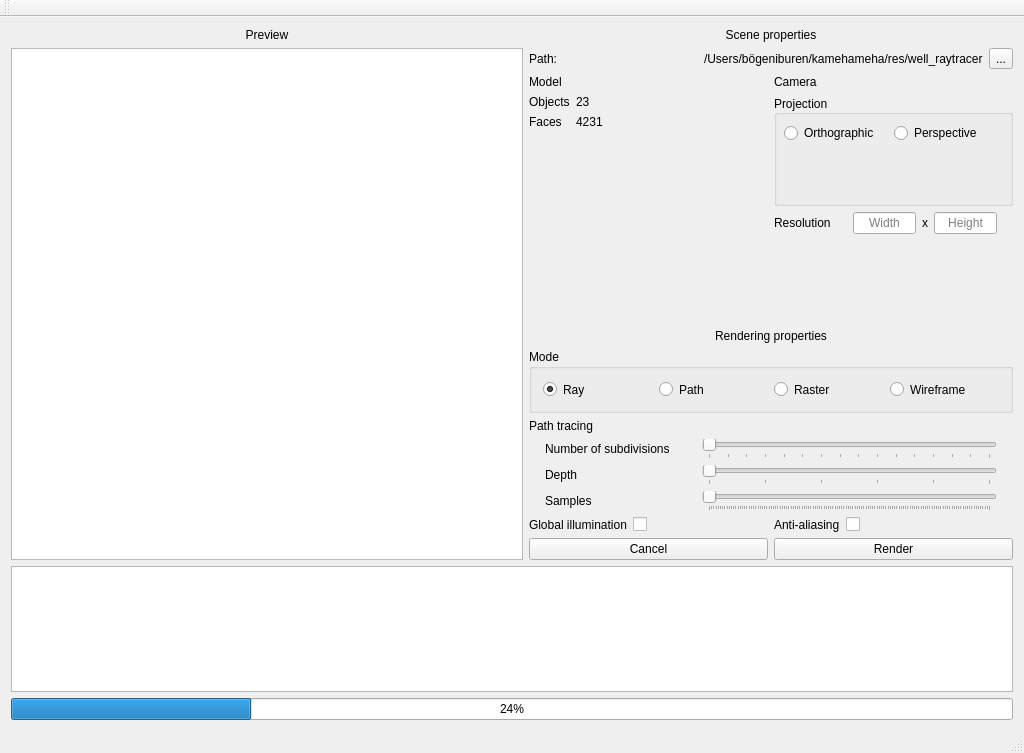
First picture: the form in mainwindow.ui, repository miht/Kamehameha, before the edit.
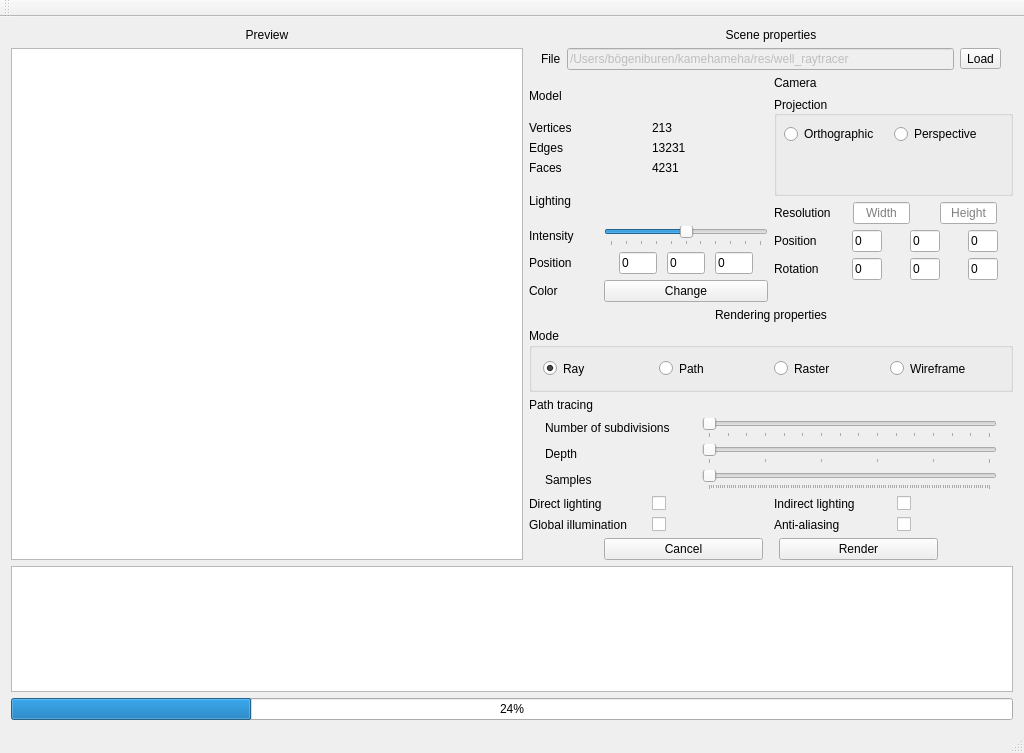
Second picture: the form after the edit.

Commit message: implemented camera rotation and translation. also implemented some matrix and vector operations.

The edit to the form file:
```diff
--- a/mainwindow.ui
+++ b/mainwindow.ui
@@ -81,15 +81,24 @@
           </item>
           <item>
            <layout class="QHBoxLayout" name="fileLayout">
+            <property name="leftMargin">
+             <number>12</number>
+            </property>
+            <property name="rightMargin">
+             <number>12</number>
+            </property>
             <item>
              <widget class="QLabel" name="label_12">
               <property name="text">
-               <string>Path:</string>
+               <string>File</string>
               </property>
              </widget>
             </item>
             <item>
-             <widget class="QLabel" name="label_13">
+             <widget class="QLineEdit" name="lineEdit">
+              <property name="enabled">
+               <bool>false</bool>
+              </property>
               <property name="text">
                <string>/Users/bögeniburen/kamehameha/res/well_raytracer</string>
               </property>
@@ -98,7 +107,7 @@
             <item>
              <widget class="QToolButton" name="toolButton">
               <property name="text">
-               <string>...</string>
+               <string>Load</string>
               </property>
              </widget>
             </item>
@@ -107,7 +116,7 @@
           <item>
            <layout class="QHBoxLayout" name="horizontalLayout_6" stretch="1,1">
             <item>
-             <layout class="QVBoxLayout" name="info_camera" stretch="0,1">
+             <layout class="QVBoxLayout" name="infomodel" stretch="0,0,0,0">
               <item>
                <widget class="QLabel" name="label_8">
                 <property name="text">
@@ -116,35 +125,173 @@
                </widget>
               </item>
               <item>
-               <layout class="QFormLayout" name="formLayout_2">
-                <property name="labelAlignment">
-                 <set>Qt::AlignLeading|Qt::AlignLeft|Qt::AlignVCenter</set>
+               <layout class="QGridLayout" name="gridLayout_3">
+                <property name="verticalSpacing">
+                 <number>6</number>
                 </property>
+                <item row="2" column="1">
+                 <widget class="QLabel" name="label_faces">
+                  <property name="text">
+                   <string>4231</string>
+                  </property>
+                 </widget>
+                </item>
                 <item row="0" column="0">
                  <widget class="QLabel" name="label_10">
                   <property name="text">
-                   <string>Objects</string>
+                   <string>Vertices</string>
                   </property>
                  </widget>
                 </item>
-                <item row="1" column="0">
+                <item row="0" column="1">
+                 <widget class="QLabel" name="label_objects">
+                  <property name="text">
+                   <string>213</string>
+                  </property>
+                 </widget>
+                </item>
+                <item row="2" column="0">
                  <widget class="QLabel" name="label_11">
                   <property name="text">
                    <string>Faces</string>
                   </property>
                  </widget>
                 </item>
+                <item row="1" column="0">
+                 <widget class="QLabel" name="label_21">
+                  <property name="text">
+                   <string>Edges</string>
+                  </property>
+                 </widget>
+                </item>
+                <item row="1" column="1">
+                 <widget class="QLabel" name="lbl_edges">
+                  <property name="text">
+                   <string>13231</string>
+                  </property>
+                 </widget>
+                </item>
+               </layout>
+              </item>
+              <item>
+               <widget class="QLabel" name="label_24">
+                <property name="text">
+                 <string>Lighting</string>
+                </property>
+               </widget>
+              </item>
+              <item>
+               <layout class="QGridLayout" name="gridLayout_4">
+                <property name="horizontalSpacing">
+                 <number>30</number>
+                </property>
+                <item row="1" column="1">
+                 <layout class="QGridLayout" name="gridLayout_5">
+                  <property name="leftMargin">
+                   <number>15</number>
+                  </property>
+                  <property name="rightMargin">
+                   <number>15</number>
+                  </property>
+                  <property name="verticalSpacing">
+                   <number>6</number>
+                  </property>
+                  <item row="1" column="4">
+                   <widget class="QLineEdit" name="LE_lightZ">
+                    <property name="text">
+                     <string>0</string>
+                    </property>
+                   </widget>
+                  </item>
+                  <item row="1" column="3">
+                   <spacer name="horizontalSpacer">
+                    <property name="orientation">
+                     <enum>Qt::Horizontal</enum>
+                    </property>
+                    <property name="sizeHint" stdset="0">
+                     <size>
+                      <width>75</width>
+                      <height>20</height>
+                     </size>
+                    </property>
+                   </spacer>
+                  </item>
+                  <item row="1" column="2">
+                   <widget class="QLineEdit" name="LE_lightY">
+                    <property name="enabled">
+                     <bool>true</bool>
+                    </property>
+                    <property name="text">
+                     <string>0</string>
+                    </property>
+                   </widget>
+                  </item>
+                  <item row="1" column="0">
+                   <widget class="QLineEdit" name="LE_lightX">
+                    <property name="text">
+                     <string>0</string>
+                    </property>
+                   </widget>
+                  </item>
+                  <item row="1" column="1">
+                   <spacer name="horizontalSpacer_2">
+                    <property name="orientation">
+                     <enum>Qt::Horizontal</enum>
+                    </property>
+                    <property name="sizeHint" stdset="0">
+                     <size>
+                      <width>75</width>
+                      <height>20</height>
+                     </size>
+                    </property>
+                   </spacer>
+                  </item>
+                 </layout>
+                </item>
+                <item row="2" column="1">
+                 <widget class="QPushButton" name="pushButton">
+                  <property name="text">
+                   <string>Change</string>
+                  </property>
+                 </widget>
+                </item>
+                <item row="1" column="0">
+                 <widget class="QLabel" name="label_26">
+                  <property name="text">
+                   <string>Position</string>
+                  </property>
+                 </widget>
+                </item>
+                <item row="2" column="0">
+                 <widget class="QLabel" name="label_25">
+                  <property name="text">
+                   <string>Color</string>
+                  </property>
+                 </widget>
+                </item>
+                <item row="0" column="0">
+                 <widget class="QLabel" name="label_19">
+                  <property name="text">
+                   <string>Intensity</string>
+                  </property>
+                 </widget>
+                </item>
                 <item row="0" column="1">
-                 <widget class="QLabel" name="label_objects">
-                  <property name="text">
-                   <string>23</string>
+                 <widget class="QSlider" name="Slider_intensity">
+                  <property name="maximum">
+                   <number>100</number>
                   </property>
-                 </widget>
-                </item>
-                <item row="1" column="1">
-                 <widget class="QLabel" name="label_faces">
-                  <property name="text">
-                   <string>4231</string>
+                  <property name="value">
+                   <number>50</number>
+                  </property>
+                  <property name="sliderPosition">
+                   <number>50</number>
+                  </property>
+                  <property name="orientation">
+                   <enum>Qt::Horizontal</enum>
+                  </property>
+                  <property name="tickPosition">
+                   <enum>QSlider::TicksBelow</enum>
                   </property>
                  </widget>
                 </item>
@@ -246,31 +393,14 @@
                  </widget>
                 </item>
                 <item row="0" column="1">
-                 <layout class="QHBoxLayout" name="horizontalLayout_11">
+                 <layout class="QGridLayout" name="gridLayout_8">
                   <property name="leftMargin">
                    <number>16</number>
                   </property>
                   <property name="rightMargin">
                    <number>16</number>
                   </property>
-                  <item>
-                   <widget class="QLineEdit" name="lineEdit_camWidth">
-                    <property name="alignment">
-                     <set>Qt::AlignCenter</set>
-                    </property>
-                    <property name="placeholderText">
-                     <string>Width</string>
-                    </property>
-                   </widget>
-                  </item>
-                  <item>
-                   <widget class="QLabel" name="label_18">
-                    <property name="text">
-                     <string>x</string>
-                    </property>
-                   </widget>
-                  </item>
-                  <item>
+                  <item row="0" column="2">
                    <widget class="QLineEdit" name="lineEdit_camHeight">
                     <property name="alignment">
                      <set>Qt::AlignCenter</set>
@@ -280,8 +410,177 @@
                     </property>
                    </widget>
                   </item>
+                  <item row="0" column="0">
+                   <widget class="QLineEdit" name="lineEdit_camWidth">
+                    <property name="alignment">
+                     <set>Qt::AlignCenter</set>
+                    </property>
+                    <property name="placeholderText">
+                     <string>Width</string>
+                    </property>
+                   </widget>
+                  </item>
+                  <item row="0" column="1">
+                   <spacer name="horizontalSpacer_3">
+                    <property name="orientation">
+                     <enum>Qt::Horizontal</enum>
+                    </property>
+                    <property name="sizeHint" stdset="0">
+                     <size>
+                      <width>75</width>
+                      <height>20</height>
+                     </size>
+                    </property>
+                   </spacer>
+                  </item>
                  </layout>
                 </item>
+                <item row="2" column="1">
+                 <layout class="QGridLayout" name="gridLayout_7">
+                  <property name="leftMargin">
+                   <number>15</number>
+                  </property>
+                  <property name="rightMargin">
+                   <number>15</number>
+                  </property>
+                  <item row="0" column="4">
+                   <widget class="QLineEdit" name="lineEdit_rotZ">
+                    <property name="text">
+                     <string>0</string>
+                    </property>
+                    <property name="placeholderText">
+                     <string>Z</string>
+                    </property>
+                   </widget>
+                  </item>
+                  <item row="0" column="0">
+                   <widget class="QLineEdit" name="lineEdit_rotX">
+                    <property name="text">
+                     <string>0</string>
+                    </property>
+                    <property name="placeholderText">
+                     <string>X</string>
+                    </property>
+                   </widget>
+                  </item>
+                  <item row="0" column="1">
+                   <spacer name="horizontalSpacer_5">
+                    <property name="orientation">
+                     <enum>Qt::Horizontal</enum>
+                    </property>
+                    <property name="sizeHint" stdset="0">
+                     <size>
+                      <width>100</width>
+                      <height>20</height>
+                     </size>
+                    </property>
+                   </spacer>
+                  </item>
+                  <item row="0" column="2">
+                   <widget class="QLineEdit" name="lineEdit_rotY">
+                    <property name="text">
+                     <string>0</string>
+                    </property>
+                    <property name="placeholderText">
+                     <string>Y</string>
+                    </property>
+                   </widget>
+                  </item>
+                  <item row="0" column="3">
+                   <spacer name="horizontalSpacer_6">
+                    <property name="orientation">
+                     <enum>Qt::Horizontal</enum>
+                    </property>
+                    <property name="sizeHint" stdset="0">
+                     <size>
+                      <width>100</width>
+                      <height>20</height>
+                     </size>
+                    </property>
+                   </spacer>
+                  </item>
+                 </layout>
+                </item>
+                <item row="1" column="1">
+                 <layout class="QGridLayout" name="gridLayout_6">
+                  <property name="leftMargin">
+                   <number>15</number>
+                  </property>
+                  <property name="rightMargin">
+                   <number>15</number>
+                  </property>
+                  <item row="0" column="2">
+                   <widget class="QLineEdit" name="lineEdit_posY">
+                    <property name="text">
+                     <string>0</string>
+                    </property>
+                    <property name="placeholderText">
+                     <string>Y</string>
+                    </property>
+                   </widget>
+                  </item>
+                  <item row="0" column="4">
+                   <widget class="QLineEdit" name="lineEdit_posZ">
+                    <property name="text">
+                     <string>0</string>
+                    </property>
+                    <property name="placeholderText">
+                     <string>Z</string>
+                    </property>
+                   </widget>
+                  </item>
+                  <item row="0" column="1">
+                   <spacer name="horizontalSpacer_4">
+                    <property name="orientation">
+                     <enum>Qt::Horizontal</enum>
+                    </property>
+                    <property name="sizeHint" stdset="0">
+                     <size>
+                      <width>100</width>
+                      <height>20</height>
+                     </size>
+                    </property>
+                   </spacer>
+                  </item>
+                  <item row="0" column="0">
+                   <widget class="QLineEdit" name="lineEdit_posX">
+                    <property name="text">
+                     <string>0</string>
+                    </property>
+                    <property name="placeholderText">
+                     <string>X</string>
+                    </property>
+                   </widget>
+                  </item>
+                  <item row="0" column="3">
+                   <spacer name="horizontalSpacer_7">
+                    <property name="orientation">
+                     <enum>Qt::Horizontal</enum>
+                    </property>
+                    <property name="sizeHint" stdset="0">
+                     <size>
+                      <width>100</width>
+                      <height>20</height>
+                     </size>
+                    </property>
+                   </spacer>
+                  </item>
+                 </layout>
+                </item>
+                <item row="1" column="0">
+                 <widget class="QLabel" name="label_20">
+                  <property name="text">
+                   <string>Position</string>
+                  </property>
+                 </widget>
+                </item>
+                <item row="2" column="0">
+                 <widget class="QLabel" name="label_23">
+                  <property name="text">
+                   <string>Rotation</string>
+                  </property>
+                 </widget>
+                </item>
                </layout>
               </item>
              </layout>
@@ -522,19 +821,16 @@
           <item>
            <layout class="QGridLayout" name="gridLayout_2">
             <item row="0" column="0">
-             <layout class="QFormLayout" name="formLayout_3">
-              <property name="formAlignment">
-               <set>Qt::AlignCenter</set>
-              </property>
-              <item row="0" column="0">
-               <widget class="QLabel" name="label_15">
+             <layout class="QGridLayout" name="gridLayout_11">
+              <item row="1" column="0">
+               <widget class="QLabel" name="label_16">
                 <property name="text">
-                 <string>Global illumination</string>
+                 <string>Direct lighting</string>
                 </property>
                </widget>
               </item>
-              <item row="0" column="1">
-               <widget class="QCheckBox" name="checkbox_global_illu">
+              <item row="1" column="1">
+               <widget class="QCheckBox" name="checkBox">
                 <property name="text">
                  <string/>
                 </property>
@@ -542,14 +838,8 @@
               </item>
              </layout>
             </item>
-            <item row="0" column="1">
-             <layout class="QFormLayout" name="formLayout">
-              <property name="labelAlignment">
-               <set>Qt::AlignRight|Qt::AlignTrailing|Qt::AlignVCenter</set>
-              </property>
-              <property name="formAlignment">
-               <set>Qt::AlignCenter</set>
-              </property>
+            <item row="1" column="1">
+             <layout class="QGridLayout" name="gridLayout_13">
               <item row="0" column="0">
                <widget class="QLabel" name="label_14">
                 <property name="text">
@@ -566,10 +856,52 @@
               </item>
              </layout>
             </item>
+            <item row="1" column="0">
+             <layout class="QGridLayout" name="gridLayout_9">
+              <item row="0" column="1">
+               <widget class="QCheckBox" name="checkbox_global_illu">
+                <property name="text">
+                 <string/>
+                </property>
+               </widget>
+              </item>
+              <item row="0" column="0">
+               <widget class="QLabel" name="label_15">
+                <property name="text">
+                 <string>Global illumination</string>
+                </property>
+               </widget>
+              </item>
+             </layout>
+            </item>
+            <item row="0" column="1">
+             <layout class="QGridLayout" name="gridLayout_12">
+              <item row="1" column="0">
+               <widget class="QLabel" name="label_18">
+                <property name="text">
+                 <string>Indirect lighting</string>
+                </property>
+               </widget>
+              </item>
+              <item row="1" column="1">
+               <widget class="QCheckBox" name="checkBox_2">
+                <property name="text">
+                 <string/>
+                </property>
+               </widget>
+              </item>
+             </layout>
+            </item>
            </layout>
           </item>
           <item>
            <layout class="QHBoxLayout" name="horizontalLayout_5">
+            <property name="leftMargin">
+             <number>75</number>
+            </property>
+            <property name="rightMargin">
+             <number>75</number>
+            </property>
             <item>
              <widget class="QPushButton" name="cancelButton">
               <property name="text">
@@ -577,6 +909,22 @@
               </property>
              </widget>
             </item>
+            <item>
+             <spacer name="horizontalSpacer_8">
+              <property name="orientation">
+               <enum>Qt::Horizontal</enum>
+              </property>
+              <property name="sizeType">
+               <enum>QSizePolicy::Maximum</enum>
+              </property>
+              <property name="sizeHint" stdset="0">
+               <size>
+                <width>10</width>
+                <height>20</height>
+               </size>
+              </property>
+             </spacer>
+            </item>
             <item>
              <widget class="QPushButton" name="renderButton">
               <property name="text">
```
The commit also changes 53 other files.
